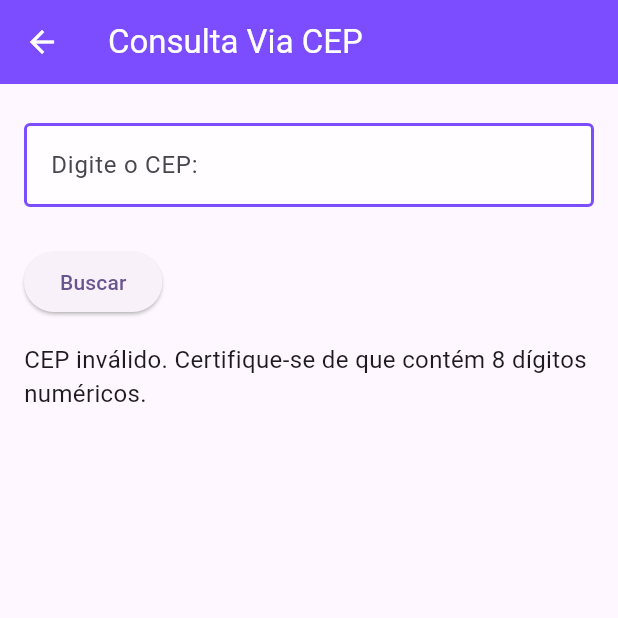
After one commit to Igorggwp/estudo_flutter, a Flutter app: the CepPage screen opened directly, after a tap on "Buscar", on a phone screen of 412 x 824 dp, the top half of it. The commit adds this screen. Run offline on Flutter 3.47's test engine with Material 3 defaults, Android fonts, the phone set to English and light mode, and no system bars; our stand-ins replace table_calendar; network calls fail.

Commit message:
adicionado via cep

```diff
--- /dev/null
+++ b/lib/cep/cep.dart
@@ -0,0 +1,100 @@
+import 'dart:convert';
+import 'package:flutter/material.dart';
+import 'package:http/http.dart' as http;
+
+class CepPage extends StatefulWidget {
+  const CepPage({super.key});
+
+  @override
+  _CepPageState createState() => _CepPageState();
+}
+
+class _CepPageState extends State<CepPage> {
+  final TextEditingController _cepController = TextEditingController();
+  String _resultado = '';
+
+  void _buscarEndereco() async {
+    String cep = _cepController.text;
+
+    if (cep.isEmpty || cep.length != 8 || !RegExp(r'^\d+$').hasMatch(cep)) {
+      setState(() {
+        _resultado = 'CEP inválido. Certifique-se de que contém 8 dígitos numéricos.';
+      });
+      return;
+    }
+
+    final url = Uri.parse('https://viacep.com.br/ws/$cep/json/');
+
+    try {
+      final response = await http.get(url);
+
+      if (response.statusCode == 200) {
+        final Map<String, dynamic> dados = json.decode(response.body);
+        if (dados.containsKey('erro')) {
+          setState(() {
+            _resultado = 'CEP não encontrado.';
+          });
+        } else {
+          setState(() {
+            _resultado = 'Endereço: ${dados['logradouro']}, Bairro: ${dados['bairro']}, Localidade: ${dados['localidade']}';
+          });
+        }
+      } else {
+        setState(() {
+          _resultado = 'Erro ao consultar o CEP. Status: ${response.statusCode}.';
+        });
+      }
+    } catch (e) {
+      setState(() {
+        _resultado = 'Erro ao conectar ao serviço. Verifique sua conexão e tente novamente.';
+      });
+    }
+  }
+
+  @override
+  Widget build(BuildContext context) {
+    return Scaffold(
+      appBar: AppBar(
+        backgroundColor: Colors.deepPurpleAccent,
+        foregroundColor: Colors.white,
+        title: const Text('Consulta Via CEP' ),
+      ),
+      body: Padding(
+        padding: const EdgeInsets.all(16.0),
+        child: Column(
+          crossAxisAlignment: CrossAxisAlignment.start,
+          children: [
+            const Padding(
+              padding: EdgeInsets.symmetric(vertical: 10.0),
+              child: TextField(
+                keyboardType: TextInputType.number,
+                decoration: InputDecoration(
+                  labelText: 'Digite o CEP: ',
+                  enabledBorder: OutlineInputBorder(
+                  borderSide: BorderSide(color: Colors.deepPurpleAccent, width: 2.0),
+                ),
+                focusedBorder: OutlineInputBorder(
+                  borderSide: BorderSide(color: Colors.deepPurpleAccent, width: 2.0),
+                ),
+                  filled: true,
+                  fillColor: Colors.white70,
+                ),
+                textAlign: TextAlign.center,
+              ),
+            ),
+            const SizedBox(height: 16.0),
+            ElevatedButton(
+              onPressed: _buscarEndereco,
+              child: const Text('Buscar'),
+            ),
+            const SizedBox(height: 16.0),
+            Text(
+              _resultado,
+              style: const TextStyle(fontSize: 16.0),
+            ),
+          ],
+        ),
+      ),
+    );
+  }
+}
--- a/lib/currency/curreny_page.dart
+++ b/lib/currency/curreny_page.dart
@@ -30,7 +30,7 @@ class _CurrencyPageState extends State<CurrencyPage> {
       title: const Padding(
         padding: EdgeInsets.symmetric(vertical: 10.0),
         child: Text(
-          'Gerador de Senha',
+          'Conversor de Moedas',
           style: TextStyle(
             fontSize: 24,
             fontWeight: FontWeight.bold,
--- a/lib/home.dart
+++ b/lib/home.dart
@@ -1,3 +1,4 @@
+import 'package:estudo_flutter/cep/cep.dart';
 import 'package:estudo_flutter/password/password_page.dart.dart';
 import 'package:estudo_flutter/todo/cadastroTask.dart';
 import 'package:estudo_flutter/todo/listToTask.dart';
@@ -85,6 +86,17 @@ class HomePage extends StatelessWidget {
             },
           ),
           _buildDrawerItem(
+            icon: Icons.map,
+            text: 'Buscador de CEP',
+            onTap: () {
+              Navigator.pop(context);
+              Navigator.push(
+                context,
+                MaterialPageRoute(builder: (context) => const CepPage()),
+              );
+            },
+          ),
+          _buildDrawerItem(
             icon: Icons.info_outline,
             text: 'Sobre',
             onTap: () {
```
